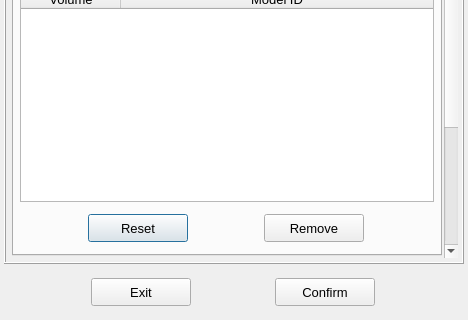
Old version of the form vibra/interface/data/ui_files/model/setup/acoustic/viscous_thermal_model_inputs.ui in the repository MOPT-UFSC/VIBRA; both pictures show x 0 to 468 and y 160 to 480 of the 468 by 480 pixel window.
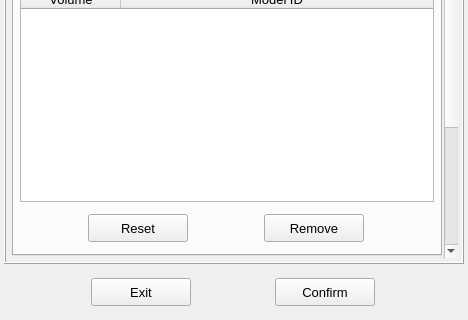
New version of the form. The open tabs and pages were chosen to show the change.

Commit message: Remove autodefault buttons from the viscous thermal ui file

What changed in the file:
```diff
--- a/vibra/interface/data/ui_files/model/setup/acoustic/viscous_thermal_model_inputs.ui
+++ b/vibra/interface/data/ui_files/model/setup/acoustic/viscous_thermal_model_inputs.ui
@@ -1702,6 +1702,9 @@
                    <property name="text">
                     <string>Reset</string>
                    </property>
+                   <property name="autoDefault">
+                    <bool>false</bool>
+                   </property>
                   </widget>
                  </item>
                  <item row="0" column="1">
@@ -1733,6 +1736,9 @@
                    <property name="text">
                     <string>Remove</string>
                    </property>
+                   <property name="autoDefault">
+                    <bool>false</bool>
+                   </property>
                   </widget>
                  </item>
                 </layout>
```
The commit also changes 1 other file.
